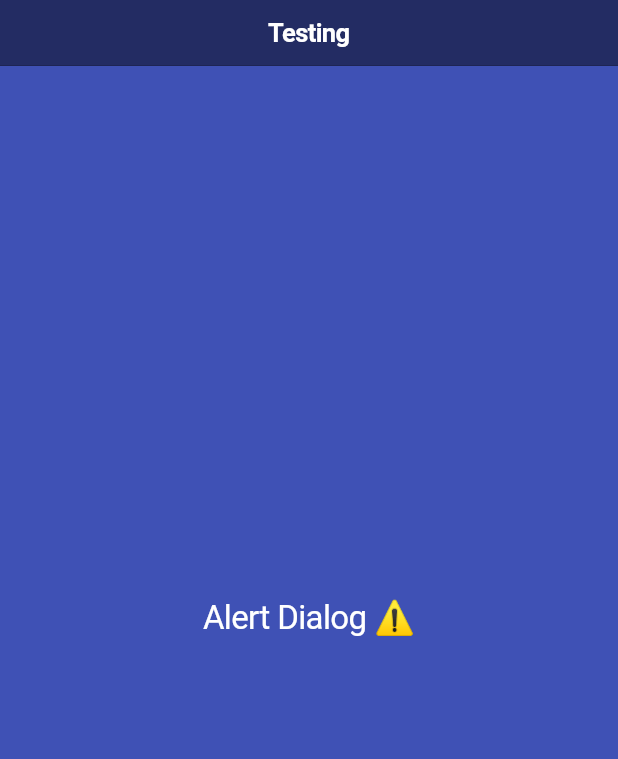
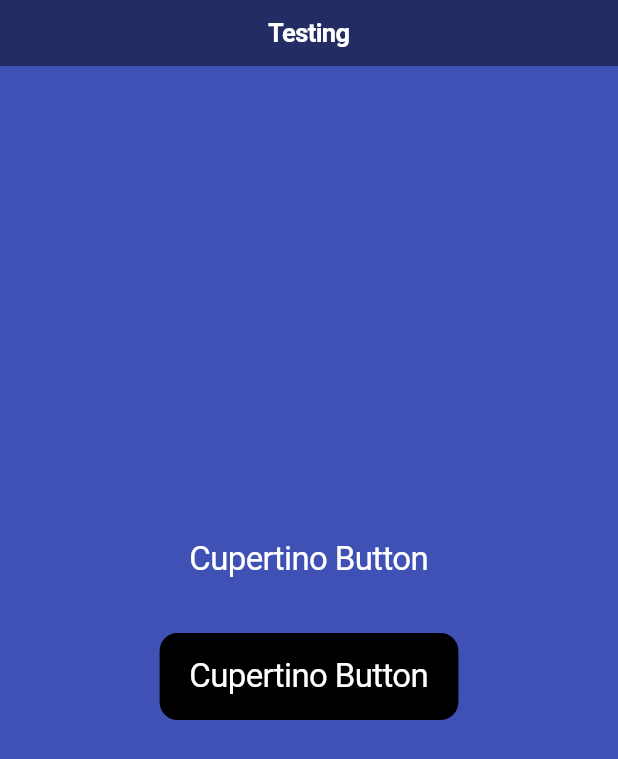
Before and after one commit to wohamedosama/playing-with-cupertino-widgets, a Flutter app: the screen it shows after launch, on a phone screen of 412 x 824 dp. Shown: the top 759 px of the screen. Run offline on Flutter 3.47's test engine with Material 3 defaults, Android fonts, the phone set to English and light mode, and no system bars.

Commit message:
- Two types of cupertino Buttons

```diff
--- a/lib/cupertino_widgets/cupertino_page_scaffold.dart
+++ b/lib/cupertino_widgets/cupertino_page_scaffold.dart
@@ -15,36 +15,26 @@ class TestScreen extends StatelessWidget {
         brightness: Brightness.dark,
       ),
       child: Center(
-        child: CupertinoButton(
+        child: Column(
+          mainAxisAlignment: MainAxisAlignment.center,
+          children: [
+            CupertinoButton(
               child: Text(
-            'Alert Dialog ⚠️',
+                'Cupertino Button',
                 style: TextStyle(color: Colors.white, fontSize: 22),
               ),
-          onPressed: () {
-            showCupertinoDialog(
-              context: context,
-              builder: (BuildContext context) {
-                return CupertinoAlertDialog(
-                  title: Text('Alert ⚠️'),
-                  content: Text('Flutter Mentorship Round3'),
-                  actions: [
-                    CupertinoDialogAction(
-                      child: Text('No'),
-                      onPressed: () {
-                        Navigator.pop(context);
-                      },
+              onPressed: () {},
             ),
-                    CupertinoDialogAction(
-                      child: Text('Yes', style: TextStyle(color: Colors.white)),
-                      onPressed: () {
-                        Navigator.pop(context);
-                      },
+            SizedBox(height: 20),
+            CupertinoButton.filled(
+              color: Colors.black,
+              child: Text(
+                'Cupertino Button',
+                style: TextStyle(color: Colors.white, fontSize: 22),
+              ),
+              onPressed: () {},
             ),
           ],
-                );
-              },
-            );
-          },
         ),
       ),
     );
```
Lines whose indentation alone changed are shown as unchanged.
